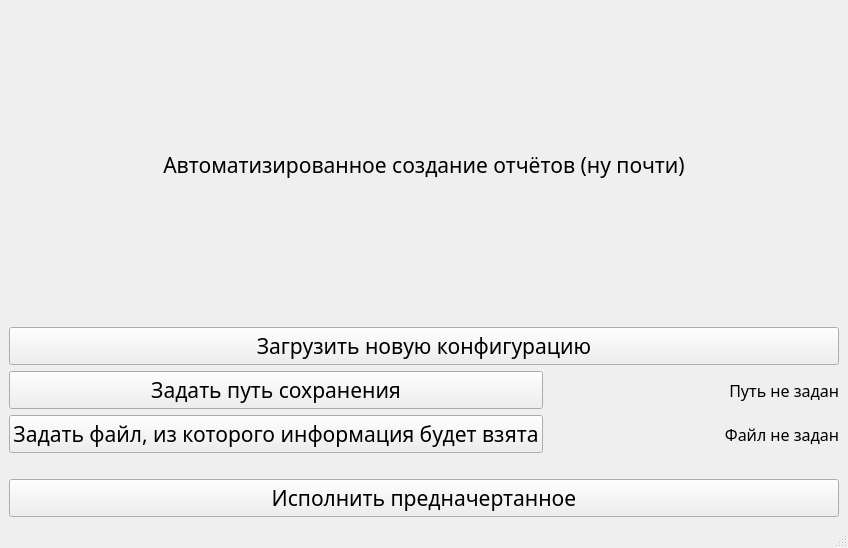
Before: the Qt Designer form app/src/autoDoc/mainwindow.ui in TheSawIsTheLaw/ReportAutomation, drawn with Qt 5.
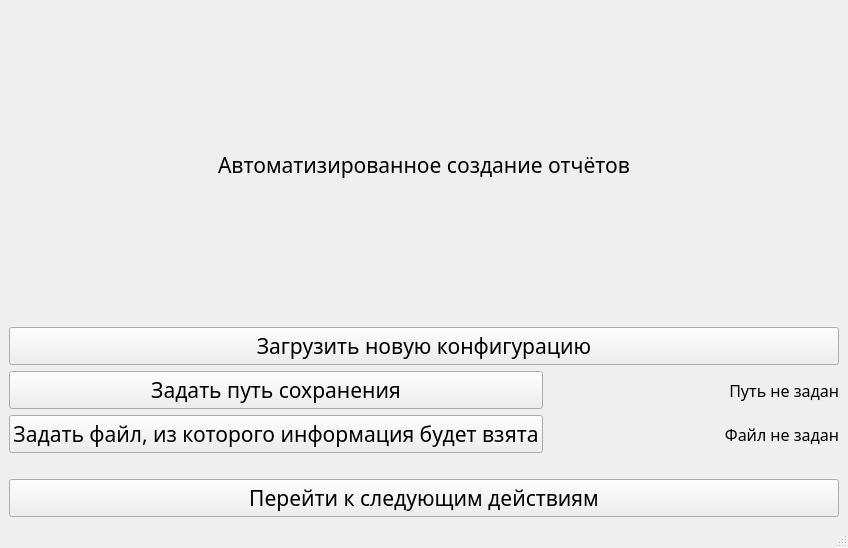
After: the same form once the commit is applied.

Commit message: FIX: labels for a report

```diff
--- a/app/src/autoDoc/mainwindow.ui
+++ b/app/src/autoDoc/mainwindow.ui
@@ -52,7 +52,7 @@
          <enum>Qt::RightToLeft</enum>
         </property>
         <property name="text">
-         <string>Автоматизированное создание отчётов (ну почти)</string>
+         <string>Автоматизированное создание отчётов</string>
         </property>
         <property name="alignment">
          <set>Qt::AlignCenter</set>
@@ -146,7 +146,7 @@
          </font>
         </property>
         <property name="text">
-         <string>Исполнить предначертанное</string>
+         <string>Перейти к следующим действиям</string>
         </property>
        </widget>
       </item>
```
